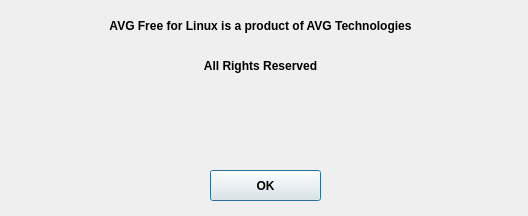
This is PrimeAVG/ui/avgavinfo.ui in cti-gr/avgui as Qt 5 draws it before an edit. The edited form follows.
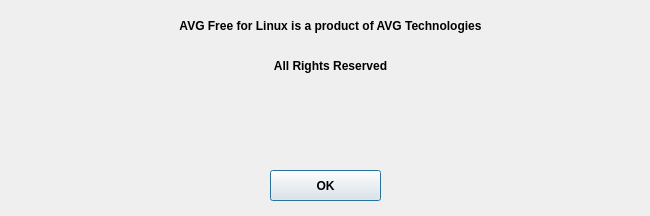
This is the edited form. Icons and pictures are not drawn.

Commit message: Fixed problem on the info window size in Greek

Patch:
```diff
--- a/PrimeAVG/ui/avgavinfo.ui
+++ b/PrimeAVG/ui/avgavinfo.ui
@@ -6,19 +6,19 @@
    <rect>
     <x>0</x>
     <y>0</y>
-    <width>528</width>
+    <width>650</width>
     <height>216</height>
    </rect>
   </property>
   <property name="minimumSize">
    <size>
-    <width>528</width>
+    <width>650</width>
     <height>216</height>
    </size>
   </property>
   <property name="maximumSize">
    <size>
-    <width>528</width>
+    <width>650</width>
     <height>216</height>
    </size>
   </property>
@@ -31,9 +31,9 @@
   <widget class="QLabel" name="lblAVGinfo1">
    <property name="geometry">
     <rect>
-     <x>10</x>
+     <x>0</x>
      <y>0</y>
-     <width>501</width>
+     <width>661</width>
      <height>51</height>
     </rect>
    </property>
@@ -53,8 +53,8 @@
   <widget class="QLabel" name="lblAVGlogo">
    <property name="geometry">
     <rect>
-     <x>150</x>
-     <y>90</y>
+     <x>220</x>
+     <y>80</y>
      <width>211</width>
      <height>81</height>
     </rect>
@@ -72,7 +72,7 @@
   <widget class="QPushButton" name="btnExit">
    <property name="geometry">
     <rect>
-     <x>210</x>
+     <x>270</x>
      <y>170</y>
      <width>111</width>
      <height>31</height>
@@ -91,7 +91,7 @@
   <widget class="QLabel" name="lblAVGinfo2">
    <property name="geometry">
     <rect>
-     <x>70</x>
+     <x>140</x>
      <y>40</y>
      <width>381</width>
      <height>51</height>
```
The commit also changes 2 other files.
